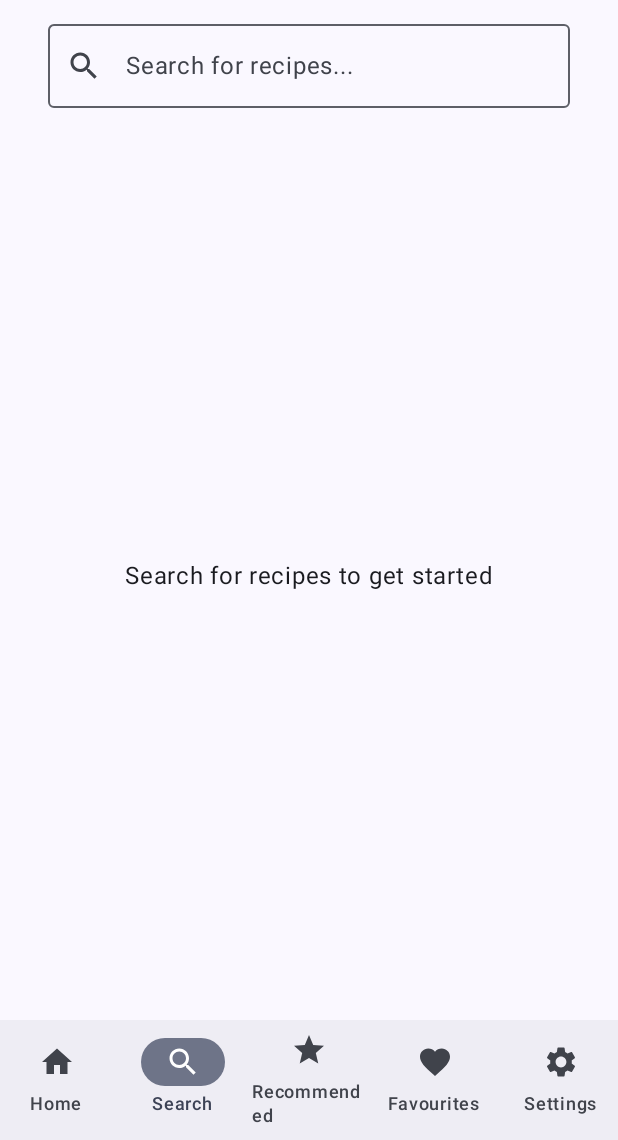
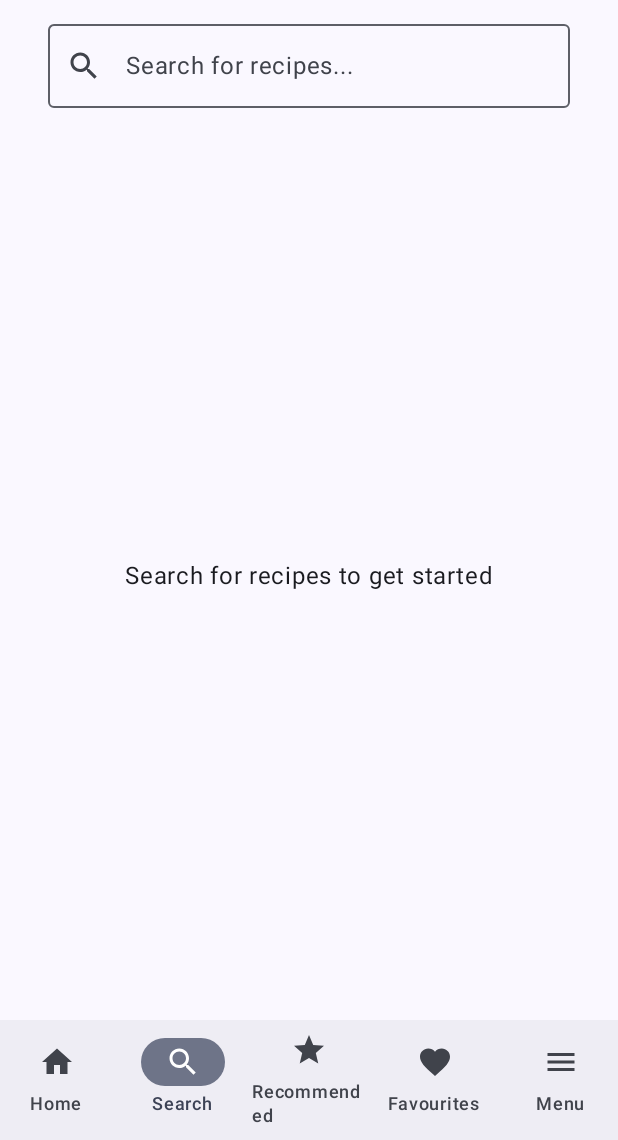
Before and after one commit to JaydenMeekoly/NutriFindApp, an Android app built with Jetpack Compose: the screen it shows after launch (MainActivity), item 2 of the bottom bar chosen, on a phone screen of 412 x 824 dp, the part 96-1236 px from its top. Run offline under Robolectric (Android 15) with nearby library versions, the phone set to English and light mode, and no system bars; our stand-ins replace Dagger/Hilt's generated code, Room's generated code; pictures from the network do not load; 2 statements that could not run were skipped.

Commit message:
added a recipe history and shopping list feature/page. I also added a menu so that the navigation bar does not get cluttered

```diff
--- a/app/src/main/java/com/example/nutrifindapp/data/local/AppDatabase.kt
+++ b/app/src/main/java/com/example/nutrifindapp/data/local/AppDatabase.kt
@@ -4,10 +4,16 @@ import androidx.room.Database
 import androidx.room.RoomDatabase
 
 @Database(
-    entities = [FavouriteRecipe::class],
-    version = 1,
+    entities = [
+        FavouriteRecipe::class,
+        RecipeHistory::class,
+        ShoppingListItem::class
+    ],
+    version = 2,
     exportSchema = false
 )
 abstract class AppDatabase : RoomDatabase() {
     abstract fun favouriteRecipeDao(): FavouriteRecipeDao
+    abstract fun recipeHistoryDao(): RecipeHistoryDao
+    abstract fun shoppingListDao(): ShoppingListDao
 }
--- a/app/src/main/java/com/example/nutrifindapp/di/DatabaseModule.kt
+++ b/app/src/main/java/com/example/nutrifindapp/di/DatabaseModule.kt
@@ -4,6 +4,8 @@ import android.content.Context
 import androidx.room.Room
 import com.example.nutrifindapp.data.local.AppDatabase
 import com.example.nutrifindapp.data.local.FavouriteRecipeDao
+import com.example.nutrifindapp.data.local.RecipeHistoryDao
+import com.example.nutrifindapp.data.local.ShoppingListDao
 import dagger.Module
 import dagger.Provides
 import dagger.hilt.InstallIn
@@ -22,7 +24,9 @@ object DatabaseModule {
             context,
             AppDatabase::class.java,
             "nutrifind_database"
-        ).build()
+        )
+        .fallbackToDestructiveMigration() // For development - removes old data on schema change
+        .build()
     }
 
     @Provides
@@ -30,4 +34,16 @@ object DatabaseModule {
     fun provideFavouriteRecipeDao(database: AppDatabase): FavouriteRecipeDao {
         return database.favouriteRecipeDao()
     }
+
+    @Provides
+    @Singleton
+    fun provideRecipeHistoryDao(database: AppDatabase): RecipeHistoryDao {
+        return database.recipeHistoryDao()
+    }
+
+    @Provides
+    @Singleton
+    fun provideShoppingListDao(database: AppDatabase): ShoppingListDao {
+        return database.shoppingListDao()
+    }
 }
--- a/app/src/main/java/com/example/nutrifindapp/navigation/AppNavigation.kt
+++ b/app/src/main/java/com/example/nutrifindapp/navigation/AppNavigation.kt
@@ -1,10 +1,13 @@
 package com.example.nutrifindapp.navigation
 
 import androidx.compose.foundation.layout.padding
-import androidx.compose.material3.Scaffold
-import androidx.compose.runtime.Composable
-import androidx.compose.runtime.getValue
+import androidx.compose.material.icons.Icons
+import androidx.compose.material.icons.filled.*
+import androidx.compose.material3.*
+import androidx.compose.runtime.*
 import androidx.compose.ui.Modifier
+import androidx.compose.ui.graphics.vector.ImageVector
+import androidx.compose.ui.unit.dp
 import androidx.navigation.NavGraph.Companion.findStartDestination
 import androidx.navigation.NavType
 import androidx.navigation.compose.NavHost
@@ -14,11 +17,14 @@ import androidx.navigation.compose.rememberNavController
 import androidx.navigation.navArgument
 import com.example.nutrifindapp.ui.components.BottomNavBar
 import com.example.nutrifindapp.ui.favourites.FavouritesScreen
+import com.example.nutrifindapp.ui.history.RecipeHistoryScreen
 import com.example.nutrifindapp.ui.main.MainScreen
 import com.example.nutrifindapp.ui.recommended.RecommendedRecipesScreen
 import com.example.nutrifindapp.ui.recipe.RecipeScreen
 import com.example.nutrifindapp.ui.recipe.detail.RecipeDetailScreen
 import com.example.nutrifindapp.ui.settings.SettingsScreen
+import com.example.nutrifindapp.ui.shoppinglist.ShoppingListScreen
+import kotlinx.coroutines.launch
 
 sealed class Screen(val route: String) {
     object Main : Screen("main")
@@ -26,6 +32,8 @@ sealed class Screen(val route: String) {
     object RecommendedRecipes : Screen("recommended")
     object Favourites : Screen("favourites")
     object Settings : Screen("settings")
+    object ShoppingList : Screen("shopping_list")
+    object RecipeHistory : Screen("recipe_history")
     object RecipeDetail : Screen("recipe_detail/{recipeId}")
 
     companion object {
@@ -36,27 +44,33 @@ sealed class Screen(val route: String) {
     }
 }
 
-sealed class BottomNavItem(val route: String, val title: String) {
-    object Home : BottomNavItem("home", "Home")
-    object Search : BottomNavItem("search", "Search")
-    object Recommended : BottomNavItem("recommended", "Recommended")
-    object Favourites : BottomNavItem("favourites", "Favourites")
-    object Settings : BottomNavItem("settings", "Settings")
-}
+data class DrawerMenuItem(
+    val route: String,
+    val title: String,
+    val icon: ImageVector
+)
 
+val drawerMenuItems = listOf(
+    DrawerMenuItem(Screen.Settings.route, "Settings", Icons.Default.Settings),
+    DrawerMenuItem(Screen.ShoppingList.route, "Shopping List", Icons.Default.ShoppingCart),
+    DrawerMenuItem(Screen.RecipeHistory.route, "Recipe History", Icons.Default.History)
+)
+
+@OptIn(ExperimentalMaterial3Api::class)
 @Composable
 fun AppNavigation() {
     val navController = rememberNavController()
     val navBackStackEntry by navController.currentBackStackEntryAsState()
     val currentRoute = navBackStackEntry?.destination?.route
+    val drawerState = rememberDrawerState(initialValue = DrawerValue.Closed)
+    val scope = rememberCoroutineScope()
 
-    // Only show bottom nav on main screens
+    // Only show bottom nav on main screens (not Settings, ShoppingList, or RecipeHistory)
     val showBottomNav = when (currentRoute) {
         Screen.Main.route,
         Screen.Recipe.route,
         Screen.RecommendedRecipes.route,
-        Screen.Favourites.route,
-        Screen.Settings.route -> true
+        Screen.Favourites.route -> true
         else -> false
     }
 
@@ -65,15 +79,48 @@ fun AppNavigation() {
         currentRoute?.startsWith(Screen.Recipe.route) == true -> Screen.Recipe.route
         currentRoute?.startsWith(Screen.RecommendedRecipes.route) == true -> Screen.RecommendedRecipes.route
         currentRoute?.startsWith(Screen.Favourites.route) == true -> Screen.Favourites.route
-        currentRoute?.startsWith(Screen.Settings.route) == true -> Screen.Settings.route
         else -> Screen.Main.route
     }
 
+    ModalNavigationDrawer(
+        drawerState = drawerState,
+        drawerContent = {
+            ModalDrawerSheet {
+                Text(
+                    "NutriFindApp",
+                    modifier = Modifier.padding(16.dp),
+                    style = MaterialTheme.typography.titleLarge
+                )
+                HorizontalDivider()
+                drawerMenuItems.forEach { item ->
+                    NavigationDrawerItem(
+                        icon = { Icon(item.icon, contentDescription = null) },
+                        label = { Text(item.title) },
+                        selected = currentRoute == item.route,
+                        onClick = {
+                            scope.launch {
+                                drawerState.close()
+                            }
+                            navController.navigate(item.route) {
+                                launchSingleTop = true
+                            }
+                        },
+                        modifier = Modifier.padding(horizontal = 12.dp)
+                    )
+                }
+            }
+        }
+    ) {
         Scaffold(
             bottomBar = {
                 if (showBottomNav) {
                     BottomNavBar(
                         currentRoute = currentBottomNavRoute,
+                        onMenuClick = {
+                            scope.launch {
+                                drawerState.open()
+                            }
+                        },
                         onItemSelected = { screen ->
                             when (screen) {
                                 is Screen.Main -> {
@@ -192,6 +239,18 @@ fun AppNavigation() {
                 SettingsScreen()
             }
 
+            composable(Screen.ShoppingList.route) {
+                ShoppingListScreen()
+            }
+
+            composable(Screen.RecipeHistory.route) {
+                RecipeHistoryScreen(
+                    onRecipeClick = { recipeId ->
+                        navController.navigate(Screen.getRecipeDetailRoute(recipeId))
+                    }
+                )
+            }
+
             composable(
                 route = Screen.RECIPE_DETAIL_ROUTE,
                 arguments = listOf(
@@ -209,3 +268,4 @@ fun AppNavigation() {
         }
     }
     }
+}
--- a/app/src/main/java/com/example/nutrifindapp/ui/components/BottomNavBar.kt
+++ b/app/src/main/java/com/example/nutrifindapp/ui/components/BottomNavBar.kt
@@ -3,8 +3,8 @@ package com.example.nutrifindapp.ui.components
 import androidx.compose.material.icons.Icons
 import androidx.compose.material.icons.filled.Favorite
 import androidx.compose.material.icons.filled.Home
+import androidx.compose.material.icons.filled.Menu
 import androidx.compose.material.icons.filled.Search
-import androidx.compose.material.icons.filled.Settings
 import androidx.compose.material.icons.filled.Star
 import androidx.compose.material3.Icon
 import androidx.compose.material3.NavigationBar
@@ -18,15 +18,15 @@ import com.example.nutrifindapp.navigation.Screen
 @Composable
 fun BottomNavBar(
     currentRoute: String?,
+    onMenuClick: () -> Unit,
     onItemSelected: (Screen) -> Unit
 ) {
-    // Include all main navigation items
+    // Include main navigation items (4 tabs + menu)
     val navItems = listOf(
         Triple(Screen.Main, "Home", Icons.Default.Home),
         Triple(Screen.Recipe, "Search", Icons.Default.Search),
         Triple(Screen.RecommendedRecipes, "Recommended", Icons.Default.Star),
-        Triple(Screen.Favourites, "Favourites", Icons.Default.Favorite),
-        Triple(Screen.Settings, "Settings", Icons.Default.Settings)
+        Triple(Screen.Favourites, "Favourites", Icons.Default.Favorite)
     )
 
     NavigationBar {
@@ -36,7 +36,6 @@ fun BottomNavBar(
                 is Screen.Recipe -> currentRoute?.startsWith(Screen.Recipe.route) == true
                 is Screen.RecommendedRecipes -> currentRoute == Screen.RecommendedRecipes.route
                 is Screen.Favourites -> currentRoute == Screen.Favourites.route
-                is Screen.Settings -> currentRoute == Screen.Settings.route
                 else -> false
             }
 
@@ -47,5 +46,13 @@ fun BottomNavBar(
                 onClick = { onItemSelected(screen) }
             )
         }
+
+        // Menu button to open drawer
+        NavigationBarItem(
+            icon = { Icon(Icons.Default.Menu, contentDescription = "Menu") },
+            label = { Text("Menu") },
+            selected = false,
+            onClick = onMenuClick
+        )
     }
 }
```
Also changed, not shown: app/src/main/java/com/example/nutrifindapp/ui/recipe/RecipeViewModel.kt (+18 -5 lines), app/src/main/java/com/example/nutrifindapp/ui/recipe/detail/RecipeDetailScreen.kt (+24 -0 lines). Lines whose indentation alone changed are shown as unchanged.
